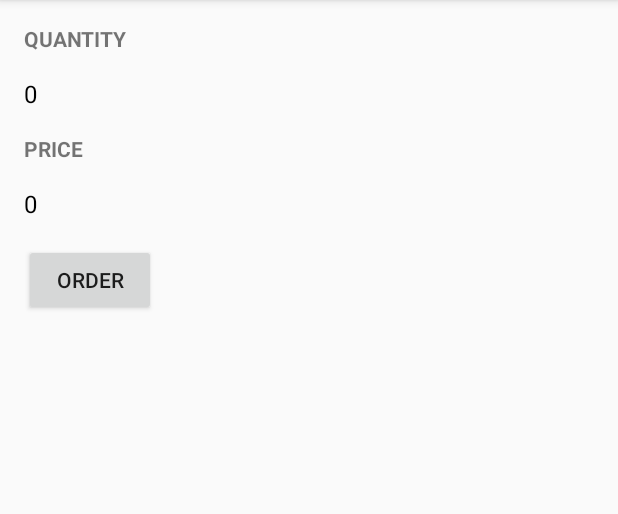
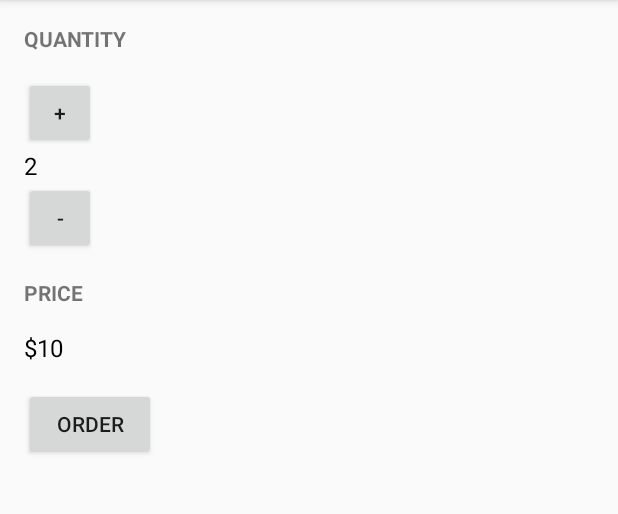
Before and after one commit to SmoresGuy/JustJava2, an Android app: the screen it shows after launch (MainActivity), on a phone screen of 412 x 824 dp, the part 84-598 px from its top. Run offline under Robolectric (Android 15) with nearby library versions, the phone set to English and light mode, and no system bars.

Commit message:
adding additional lesson work.

```diff
--- a/app/src/main/res/layout/activity_main.xml
+++ b/app/src/main/res/layout/activity_main.xml
@@ -19,15 +19,26 @@
         android:textStyle="bold"
         android:layout_marginBottom="16dp"
         />
+    <Button
+        android:layout_width="48dp"
+        android:layout_height="48dp"
+        android:text="+"
+        android:onClick="increment"
+        />
     <TextView
         android:layout_width="wrap_content"
         android:layout_height="wrap_content"
-        android:text="0"
+        android:text="2"
         android:id="@+id/quantity_text_view"
         android:textColor="@android:color/black"
         android:textSize="16sp"
         />
-
+    <Button
+        android:layout_width="48dp"
+        android:layout_height="48dp"
+        android:text="-"
+        android:onClick="decrement"
+        />
     <TextView
         android:layout_width="wrap_content"
         android:layout_height="wrap_content"
@@ -42,7 +53,7 @@
         android:layout_height="wrap_content"
         android:id="@+id/price_text_view"
         android:textSize="16sp"
-        android:text="0"
+        android:text="$10"
         android:textColor="@android:color/black"
         />
     <Button
@@ -50,6 +61,7 @@
         android:layout_height="wrap_content"
         android:text="order"
         android:onClick="submitOrder"
+        android:longClickable="true"
         android:layout_marginTop="16dp"
         android:id="@+id/order_button"/>
 </LinearLayout>
```
Also changed, not shown: app/src/main/java/com/example/android/justjava/MainActivity.java (+29 -4 lines).
